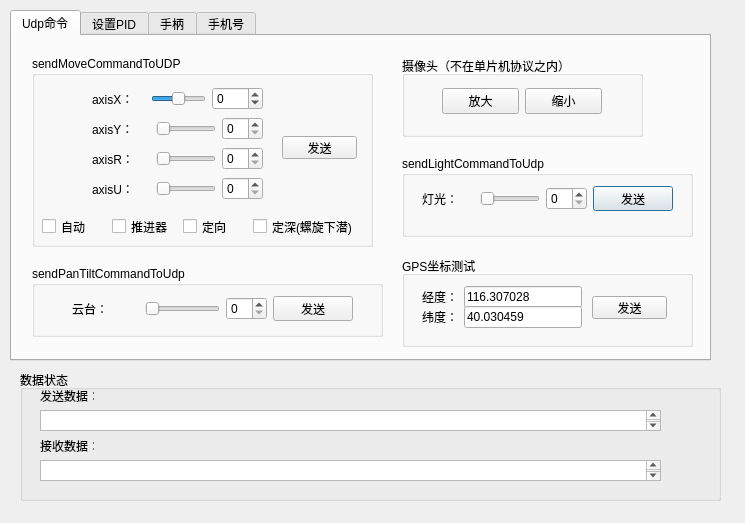
Above: dialog.ui from Tsingbing/RoboFish before the change. Below: the same form after it.
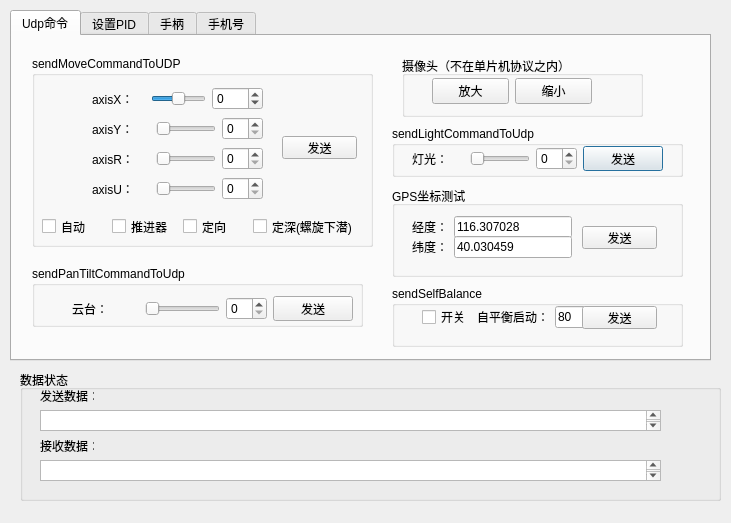
That is the form after the change. The open tabs and pages were chosen to show the change.

Commit message:
添加自平衡参数
启动自平衡参数

Patch:
```diff
--- a/dialog.ui
+++ b/dialog.ui
@@ -6,7 +6,7 @@
    <rect>
     <x>0</x>
     <y>0</y>
-    <width>745</width>
+    <width>731</width>
     <height>523</height>
    </rect>
   </property>
@@ -71,10 +71,10 @@
     <widget class="QGroupBox" name="groupBox_3">
      <property name="geometry">
       <rect>
-       <x>390</x>
-       <y>120</y>
+       <x>380</x>
+       <y>90</y>
        <width>291</width>
-       <height>81</height>
+       <height>51</height>
       </rect>
      </property>
      <property name="title">
@@ -84,7 +84,7 @@
       <property name="geometry">
        <rect>
         <x>20</x>
-        <y>30</y>
+        <y>20</y>
         <width>251</width>
         <height>25</height>
        </rect>
@@ -499,8 +499,8 @@
       <rect>
        <x>20</x>
        <y>230</y>
-       <width>351</width>
-       <height>71</height>
+       <width>331</width>
+       <height>61</height>
       </rect>
      </property>
      <property name="title">
@@ -562,7 +562,7 @@
        <x>390</x>
        <y>20</y>
        <width>241</width>
-       <height>81</height>
+       <height>61</height>
       </rect>
      </property>
      <property name="title">
@@ -571,8 +571,8 @@
      <widget class="QWidget" name="horizontalLayoutWidget">
       <property name="geometry">
        <rect>
-        <x>40</x>
-        <y>30</y>
+        <x>30</x>
+        <y>20</y>
         <width>160</width>
         <height>31</height>
        </rect>
@@ -598,8 +598,8 @@
     <widget class="QGroupBox" name="groupBox_9">
      <property name="geometry">
       <rect>
-       <x>390</x>
-       <y>220</y>
+       <x>380</x>
+       <y>150</y>
        <width>291</width>
        <height>91</height>
       </rect>
@@ -673,6 +673,65 @@
       </layout>
      </widget>
     </widget>
+    <widget class="QGroupBox" name="groupBox_10">
+     <property name="geometry">
+      <rect>
+       <x>380</x>
+       <y>250</y>
+       <width>291</width>
+       <height>61</height>
+      </rect>
+     </property>
+     <property name="title">
+      <string>sendSelfBalance</string>
+     </property>
+     <widget class="QWidget" name="horizontalLayoutWidget_9">
+      <property name="geometry">
+       <rect>
+        <x>30</x>
+        <y>20</y>
+        <width>231</width>
+        <height>22</height>
+       </rect>
+      </property>
+      <layout class="QHBoxLayout" name="horizontalLayout_12">
+       <item>
+        <widget class="QCheckBox" name="openClose">
+         <property name="text">
+          <string>开关</string>
+         </property>
+        </widget>
+       </item>
+       <item>
+        <widget class="QLabel" name="label_25">
+         <property name="text">
+          <string>自平衡启动：</string>
+         </property>
+        </widget>
+       </item>
+       <item>
+        <widget class="QLineEdit" name="selfBalance">
+         <property name="text">
+          <string>80</string>
+         </property>
+        </widget>
+       </item>
+      </layout>
+     </widget>
+     <widget class="QPushButton" name="sendSelfBalanceButton">
+      <property name="geometry">
+       <rect>
+        <x>190</x>
+        <y>20</y>
+        <width>75</width>
+        <height>23</height>
+       </rect>
+      </property>
+      <property name="text">
+       <string>发送</string>
+      </property>
+     </widget>
+    </widget>
    </widget>
    <widget class="QWidget" name="tab_2">
     <attribute name="title">
```
Left out of the diff: 2 changed lines with no effect on the pictures. The commit also changes 20 other files.
